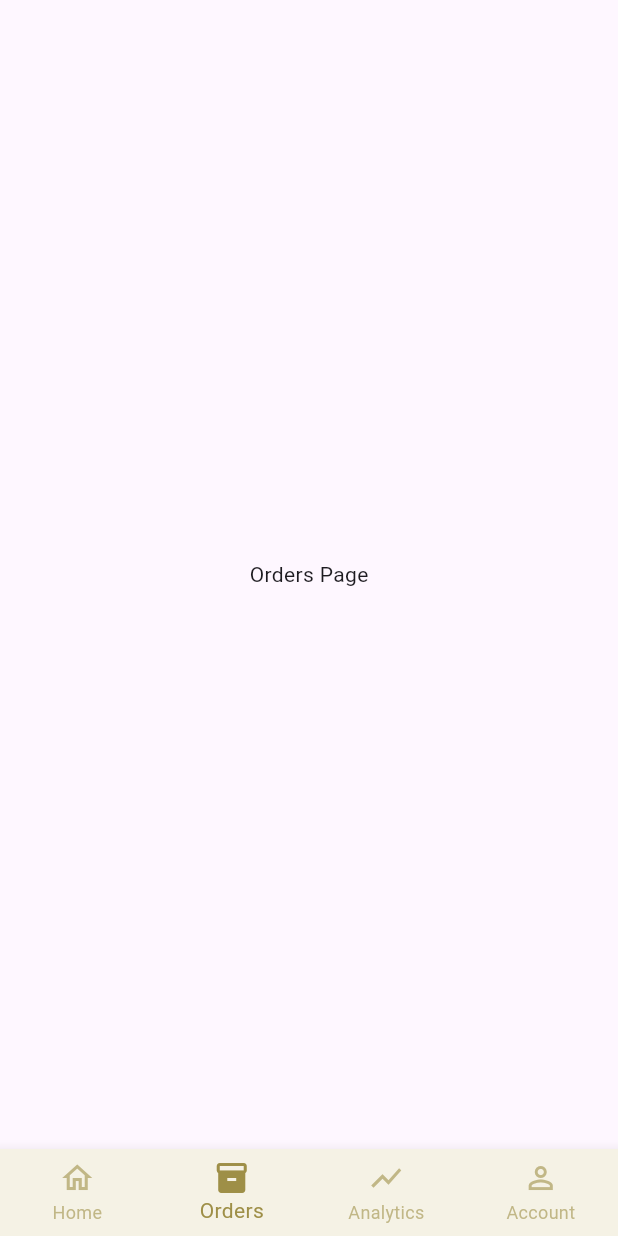
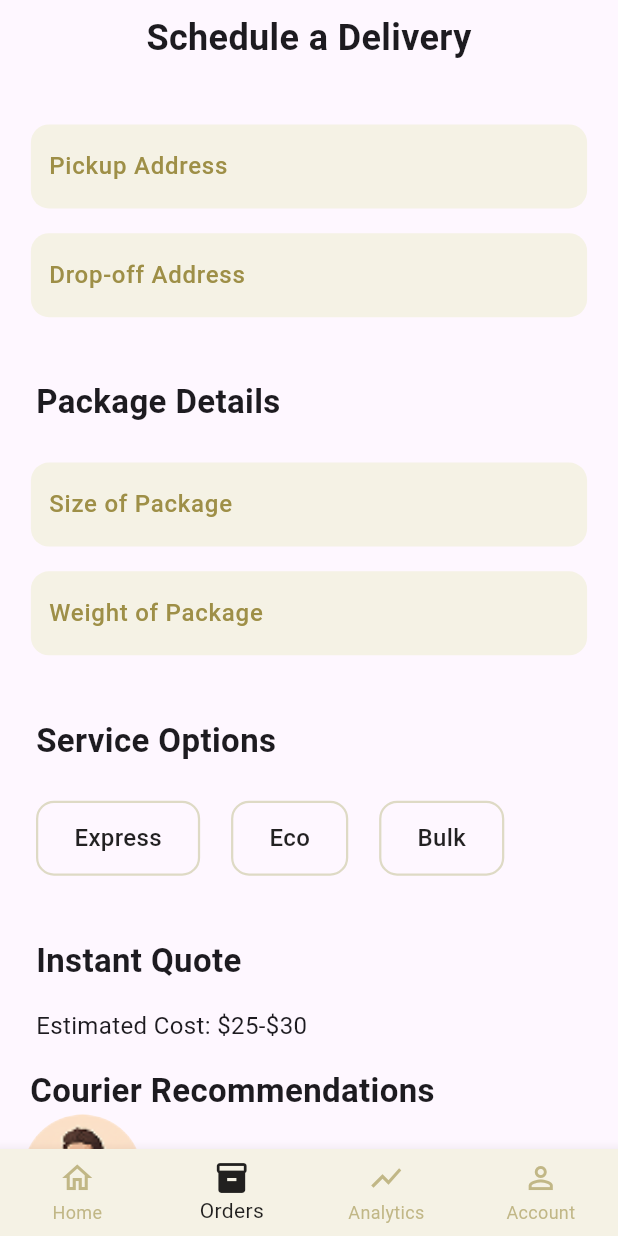
Before and after one commit to FLUXY01/Zone-Express, a Flutter app: the MainScreen screen opened directly, item 2 of the bottom bar chosen, on a phone screen of 412 x 824 dp. Run offline on Flutter 3.47's test engine with Material 3 defaults, Android fonts, the light colour scheme and no system bars; our stand-ins replace get, video_player; Roboto replaces fonts that are missing (Plus Jakarta Sans).

Commit message:
chore: created the order screen

```diff
--- a/lib/feature/main_screen.dart
+++ b/lib/feature/main_screen.dart
@@ -1,4 +1,5 @@
 import 'package:flutter/material.dart';
+import 'package:zone_express/feature/orders/screen/order_screen.dart';
 import 'dashboard/screens/dashboard_screen.dart';
 
 class MainScreen extends StatefulWidget {
@@ -14,7 +15,7 @@ class _MainScreenState extends State<MainScreen> {
   // Pages for each tab
   final List<Widget> _pages = [
     const DashboardScreen(), // Home
-    const Center(child: Text("Orders Page")), // TODO: Replace with OrdersScreen
+    const OrderScreen(), // Orders
     const Center(
       child: Text("Analytics Page"),
     ), // TODO: Replace with AnalyticsScreen
@@ -38,7 +39,7 @@ class _MainScreenState extends State<MainScreen> {
         onTap: _onItemTapped,
         type: BottomNavigationBarType.fixed,
         backgroundColor: const Color(0xFFF5F2E5), // light cream bg
-        selectedItemColor: const Color(0xFF9E8F47), // gold/olive for selected
+        selectedItemColor: Colors.black87, // gold/olive for selected
         unselectedItemColor: const Color(0xFF9E8F47).withOpacity(0.6),
         showUnselectedLabels: true,
         items: const [
--- /dev/null
+++ b/lib/feature/orders/controller/order_controller.dart
@@ -0,0 +1,19 @@
+import 'package:flutter/material.dart';
+import 'package:get/get.dart';
+
+class FormController extends GetxController {
+  final TextEditingController pickupAddressController = TextEditingController();
+  final TextEditingController dropOffAddressController =
+      TextEditingController();
+  final TextEditingController packageSizeController = TextEditingController();
+  final TextEditingController packageWeightController = TextEditingController();
+
+  @override
+  void onClose() {
+    pickupAddressController.dispose();
+    dropOffAddressController.dispose();
+    packageSizeController.dispose();
+    packageWeightController.dispose();
+    super.onClose();
+  }
+}
--- /dev/null
+++ b/lib/feature/orders/screen/order_screen.dart
@@ -0,0 +1,271 @@
+import 'package:flutter/material.dart';
+import 'package:get/get_core/src/get_main.dart';
+import 'package:get/get_instance/get_instance.dart';
+import 'package:get/get_rx/src/rx_types/rx_types.dart';
+import 'package:zone_express/common/comm_button_yellow.dart';
+import 'package:zone_express/feature/orders/controller/order_controller.dart';
+import 'package:zone_express/feature/orders/widget/custom_textfield.dart';
+
+import '../widget/custom_button.dart';
+
+class OrderScreen extends StatefulWidget {
+  const OrderScreen({super.key});
+
+  @override
+  State<OrderScreen> createState() => _OrderScreenState();
+}
+
+class _OrderScreenState extends State<OrderScreen> {
+  final formController = Get.put(FormController());
+  final RxInt selectedIndex = (-1).obs;
+  @override
+  Widget build(BuildContext context) {
+    final screenHeight = MediaQuery.of(context).size.height;
+    final screenWidth = MediaQuery.of(context).size.width;
+    return Scaffold(
+      body: SingleChildScrollView(
+        child: SafeArea(
+          child: Column(
+            children: [
+              Center(
+                child: Padding(
+                  padding: const EdgeInsets.all(8.0),
+                  child: Text(
+                    "Schedule a Delivery",
+                    textAlign: TextAlign.center,
+                    style: TextStyle(
+                      fontSize: 24,
+                      fontWeight: FontWeight.bold,
+                      fontFamily: 'Plus Jakarta Sans',
+                    ),
+                  ),
+                ),
+              ),
+              SizedBox(height: screenHeight * 0.04),
+              SizedBox(
+                width: screenWidth * 0.9,
+                child: CustomTextField(
+                  hintText: "Pickup Address",
+                  controller: formController.pickupAddressController,
+                ),
+              ),
+              SizedBox(height: screenHeight * 0.02),
+              SizedBox(
+                width: screenWidth * 0.9,
+                child: CustomTextField(
+                  hintText: "Drop-off Address",
+                  controller: formController.dropOffAddressController,
+                ),
+              ),
+              SizedBox(height: screenHeight * 0.05),
+              Align(
+                alignment: Alignment.centerLeft,
+                child: Padding(
+                  padding: const EdgeInsets.only(left: 24.0),
+                  child: Text(
+                    "Package Details",
+                    style: TextStyle(
+                      fontSize: 22,
+                      fontWeight: FontWeight.bold,
+                      fontFamily: 'Plus Jakarta Sans',
+                    ),
+                  ),
+                ),
+              ),
+              SizedBox(height: screenHeight * 0.03),
+              SizedBox(
+                width: screenWidth * 0.9,
+                child: CustomTextField(
+                  hintText: "Size of Package",
+                  controller: formController.dropOffAddressController,
+                ),
+              ),
+              SizedBox(height: screenHeight * 0.02),
+              SizedBox(
+                width: screenWidth * 0.9,
+                child: CustomTextField(
+                  hintText: "Weight of Package",
+                  controller: formController.dropOffAddressController,
+                ),
+              ),
+              SizedBox(height: screenHeight * 0.05),
+              Align(
+                alignment: Alignment.centerLeft,
+                child: Padding(
+                  padding: const EdgeInsets.only(left: 24.0),
+                  child: Text(
+                    "Service Options",
+                    style: TextStyle(
+                      fontSize: 22,
+                      fontWeight: FontWeight.bold,
+                      fontFamily: 'Plus Jakarta Sans',
+                    ),
+                  ),
+                ),
+              ),
+              SizedBox(height: screenHeight * 0.03),
+              Row(
+                children: [
+                  Padding(
+                    padding: const EdgeInsets.only(left: 24.0),
+                    child: CustomSelectableButton(
+                      label: "Express",
+                      index: 0,
+                      selectedIndex: selectedIndex,
+                    ),
+                  ),
+                  SizedBox(width: screenWidth * 0.05),
+                  CustomSelectableButton(
+                    label: "Eco",
+                    index: 1,
+                    selectedIndex: selectedIndex,
+                  ),
+                  SizedBox(width: screenWidth * 0.05),
+                  CustomSelectableButton(
+                    label: "Bulk",
+                    index: 2,
+                    selectedIndex: selectedIndex,
+                  ),
+                ],
+              ),
+              SizedBox(height: screenHeight * 0.05),
+              Align(
+                alignment: Alignment.centerLeft,
+                child: Padding(
+                  padding: EdgeInsets.only(left: 24.0),
+                  child: Text(
+                    "Instant Quote",
+                    style: TextStyle(
+                      fontSize: 22,
+                      fontWeight: FontWeight.bold,
+                      fontFamily: 'Plus Jakarta Sans',
+                    ),
+                  ),
+                ),
+              ),
+              SizedBox(height: screenHeight * 0.02),
+              Align(
+                alignment: Alignment.centerLeft,
+                child: Padding(
+                  padding: EdgeInsets.only(left: 24.0),
+                  child: Text(
+                    "Estimated Cost: \$25-\$30",
+                    style: TextStyle(
+                      fontSize: 16,
+                      fontFamily: 'Plus Jakarta Sans',
+                    ),
+                  ),
+                ),
+              ),
+              SizedBox(height: screenHeight * 0.02),
+              Align(
+                alignment: Alignment.centerLeft,
+                child: Padding(
+                  padding: EdgeInsets.only(left: 20.0),
+                  child: Text(
+                    "Courier Recommendations",
+                    style: TextStyle(
+                      fontSize: 22,
+                      fontFamily: 'Plus Jakarta Sans',
+                      fontWeight: FontWeight.bold,
+                    ),
+                  ),
+                ),
+              ),
+              Row(
+                children: [
+                  Padding(
+                    padding: const EdgeInsets.only(left: 15.0),
+                    child: CircleAvatar(
+                      radius: 40,
+                      backgroundImage: AssetImage(
+                        'assets/images/courier_img/courier_1.png',
+                      ),
+                      backgroundColor: Colors.transparent,
+                    ),
+                  ),
+                  Column(
+                    children: [
+                      Padding(
+                        padding: const EdgeInsets.only(left: 10.0),
+                        child: Text(
+                          "Swift Courier",
+                          style: TextStyle(
+                            fontSize: 16,
+                            fontWeight: FontWeight.w500,
+                            fontFamily: 'Plus Jakarta Sans',
+                          ),
+                        ),
+                      ),
+                      Padding(
+                        padding: const EdgeInsets.only(left: 10.0),
+                        child: Text(
+                          "Fastest Delivery",
+                          style: TextStyle(
+                            fontSize: 14,
+                            fontFamily: 'Plus Jakarta Sans',
+                            color: Color(0xFF9E8F47),
+                          ),
+                        ),
+                      ),
+                    ],
+                  ),
+                ],
+              ),
+              SizedBox(height: screenHeight * 0.02),
+              Row(
+                children: [
+                  Padding(
+                    padding: const EdgeInsets.only(left: 15.0),
+                    child: CircleAvatar(
+                      radius: 40,
+                      backgroundImage: AssetImage(
+                        'assets/images/courier_img/courier_1.png',
+                      ),
+                      backgroundColor: Colors.transparent,
+                    ),
+                  ),
+                  Column(
+                    children: [
+                      Padding(
+                        padding: const EdgeInsets.only(left: 10.0),
+                        child: Text(
+                          "Budget Express",
+                          style: TextStyle(
+                            fontSize: 16,
+                            fontWeight: FontWeight.w500,
+                            fontFamily: 'Plus Jakarta Sans',
+                          ),
+                        ),
+                      ),
+                      Padding(
+                        padding: const EdgeInsets.only(left: 10.0),
+                        child: Text(
+                          "Most affordable",
+                          style: TextStyle(
+                            fontSize: 14,
+                            fontFamily: 'Plus Jakarta Sans',
+                            color: Color(0xFF9E8F47),
+                          ),
+                        ),
+                      ),
+                    ],
+                  ),
+                ],
+              ),
+              SizedBox(height: screenHeight * 0.05),
+              SizedBox(
+                width: screenWidth * 0.9,
+                child: CommonButtonYellow(
+                  label: "Schedule Pickup",
+                  onPressed: () {},
+                ),
+              ),
+              SizedBox(height: screenHeight * 0.02),
+            ],
+          ),
+        ),
+      ),
+    );
+  }
+}
--- /dev/null
+++ b/lib/feature/orders/widget/custom_button.dart
@@ -0,0 +1,43 @@
+import 'package:flutter/material.dart';
+import 'package:get/get.dart';
+
+class CustomSelectableButton extends StatelessWidget {
+  final String label;
+  final int index;
+  final RxInt selectedIndex;
+
+  const CustomSelectableButton({
+    super.key,
+    required this.label,
+    required this.index,
+    required this.selectedIndex,
+  });
+
+  @override
+  Widget build(BuildContext context) {
+    return Obx(() {
+      bool isSelected = selectedIndex.value == index;
+      return GestureDetector(
+        onTap: () {
+          selectedIndex.value = index; // 👈 update value with GetX
+        },
+        child: Container(
+          padding: const EdgeInsets.symmetric(vertical: 12, horizontal: 24),
+          decoration: BoxDecoration(
+            color: isSelected ? const Color(0xFF9E8F47) : Colors.transparent,
+            borderRadius: BorderRadius.circular(12),
+            border: Border.all(color: const Color(0xFFDEDAC5), width: 1.5),
+          ),
+          child: Text(
+            label,
+            style: TextStyle(
+              fontSize: 16,
+              color: isSelected ? Colors.white : Colors.black87,
+              fontWeight: FontWeight.w500,
+            ),
+          ),
+        ),
+      );
+    });
+  }
+}
--- /dev/null
+++ b/lib/feature/orders/widget/custom_textfield.dart
@@ -0,0 +1,42 @@
+import 'package:flutter/material.dart';
+
+class CustomTextField extends StatelessWidget {
+  final String hintText;
+  final TextEditingController controller;
+
+  const CustomTextField({
+    Key? key,
+    required this.hintText,
+    required this.controller,
+  }) : super(key: key);
+
+  @override
+  Widget build(BuildContext context) {
+    return Container(
+      padding: const EdgeInsets.symmetric(horizontal: 12, vertical: 4),
+      decoration: BoxDecoration(
+        color: const Color(0xFFF5F2E5),
+        borderRadius: BorderRadius.circular(12),
+      ),
+      child: TextField(
+        controller: controller,
+        style: const TextStyle(
+          color: Color(0xFF9E8F47),
+          fontSize: 16,
+          fontWeight: FontWeight.w500,
+          fontFamily: "Plus Jakarta Sans",
+        ),
+        decoration: InputDecoration(
+          hintText: hintText,
+          hintStyle: const TextStyle(
+            color: Color(0xFF9E8F47),
+            fontSize: 16,
+            fontWeight: FontWeight.w500,
+            fontFamily: "Plus Jakarta Sans",
+          ),
+          border: InputBorder.none,
+        ),
+      ),
+    );
+  }
+}
--- a/pubspec.yaml
+++ b/pubspec.yaml
@@ -37,6 +37,7 @@ flutter:
 
   assets:
      - assets/images/delivery_img/
+     - assets/images/courier_img/
      - assets/video/intro_video/intro_zone_express.mp4
 
   fonts:
```
Also changed, not shown: assets/images/courier_img/courier_1.png (added).
